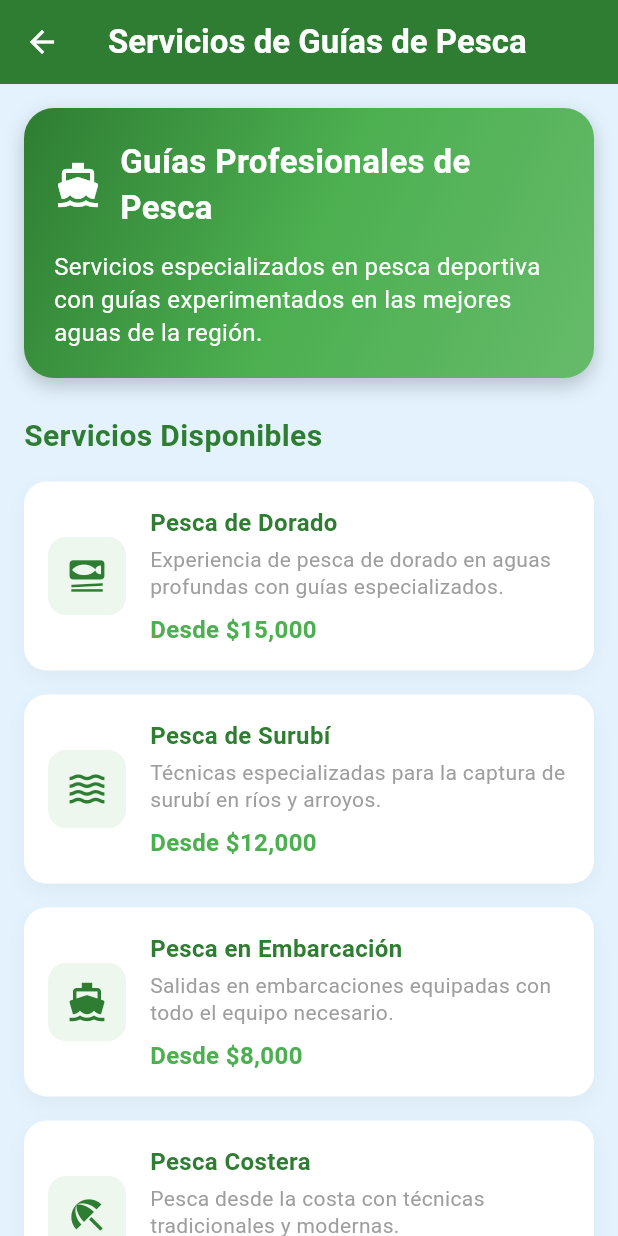
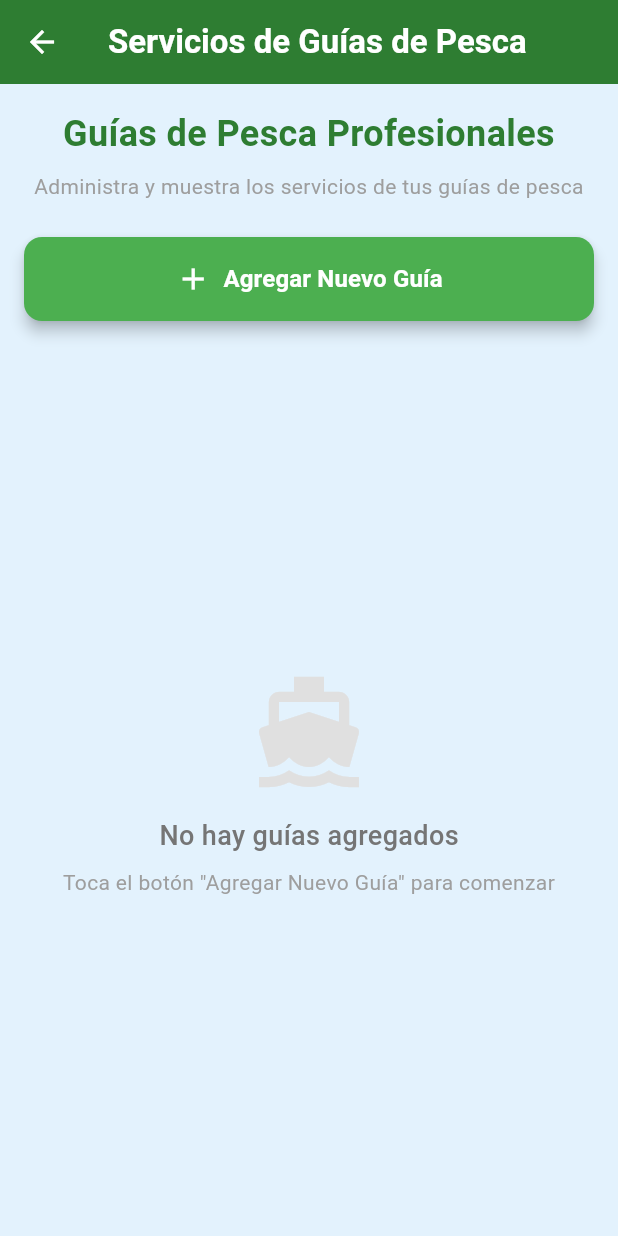
Before and after one commit to cristian2077/GuiAppesca, a Flutter app: the screen it shows after launch, after a tap on "Servicios de Guías de Pesca", on a phone screen of 412 x 824 dp. Run offline on Flutter 3.47's test engine with Material 3 defaults, Android fonts, the phone set to English and light mode, and no system bars; our stand-ins replace geocoding, geolocator, permission_handler, shared_preferences.

Commit message:
RediseÃ±ar pantalla de servicios de guÃ­as con funcionalidad de agregar/eliminar guÃ­as

```diff
--- a/lib/main.dart
+++ b/lib/main.dart
@@ -949,7 +949,7 @@ class _PantallaClimaState extends State<PantallaClima> {
 
   Future<void> _obtenerUbicacionYClima() async {
     try {
-      setState(() {
+    setState(() {
         _cargando = true;
         _error = '';
       });
@@ -3978,6 +3978,20 @@ class PantallaServiciosGuia extends StatefulWidget {
 }
 
 class _PantallaServiciosGuiaState extends State<PantallaServiciosGuia> {
+  List<GuiaPesca> guias = []; // Lista de guías cargados
+
+  @override
+  void initState() {
+    super.initState();
+    _cargarGuias();
+  }
+
+  Future<void> _cargarGuias() async {
+    // Aquí se cargarían los guías desde SharedPreferences
+    // Por ahora dejamos la lista vacía
+    setState(() {});
+  }
+
   @override
   Widget build(BuildContext context) {
     return Scaffold(
@@ -3993,285 +4007,423 @@ class _PantallaServiciosGuiaState extends State<PantallaServiciosGuia> {
         backgroundColor: const Color(0xFF2E7D32),
         iconTheme: const IconThemeData(color: Colors.white),
       ),
-      body: SingleChildScrollView(
+      body: Padding(
         padding: const EdgeInsets.all(16.0),
         child: Column(
-          crossAxisAlignment: CrossAxisAlignment.start,
+          crossAxisAlignment: CrossAxisAlignment.stretch,
           children: [
-            // Header con información principal
-            Container(
-              width: double.infinity,
-              padding: const EdgeInsets.all(20),
-              decoration: BoxDecoration(
-                gradient: const LinearGradient(
-                  begin: Alignment.topLeft,
-                  end: Alignment.bottomRight,
-                  colors: [
-                    Color(0xFF2E7D32),
-                    Color(0xFF4CAF50),
-                    Color(0xFF66BB6A),
-                  ],
-                ),
-                borderRadius: BorderRadius.circular(20),
-                boxShadow: [
-                  BoxShadow(
-                    color: Colors.black.withOpacity(0.2),
-                    blurRadius: 10,
-                    offset: const Offset(0, 5),
-                  ),
-                ],
-              ),
-              child: Column(
-                crossAxisAlignment: CrossAxisAlignment.start,
-                children: [
-                  const Row(
-                    children: [
-                      Icon(
-                        Icons.directions_boat,
-                        color: Colors.white,
-                        size: 32,
-                      ),
-                      SizedBox(width: 12),
-                      Expanded(
-                        child: Text(
-                          'Guías Profesionales de Pesca',
-                          style: TextStyle(
-                            fontSize: 22,
-                            fontWeight: FontWeight.bold,
-                            color: Colors.white,
-                          ),
-                        ),
-                      ),
-                    ],
-                  ),
-                  const SizedBox(height: 12),
-                  const Text(
-                    'Servicios especializados en pesca deportiva con guías experimentados en las mejores aguas de la región.',
-                    style: TextStyle(
-                      fontSize: 16,
-                      color: Colors.white,
-                      height: 1.4,
-                    ),
-                  ),
-                ],
-              ),
-            ),
-
-            const SizedBox(height: 24),
-
-            // Servicios disponibles
+            // Título
             const Text(
-              'Servicios Disponibles',
+              'Guías de Pesca Profesionales',
               style: TextStyle(
-                fontSize: 20,
+                fontSize: 24,
                 fontWeight: FontWeight.bold,
                 color: Color(0xFF2E7D32),
               ),
-            ),
-
-            const SizedBox(height: 16),
-
-            // Lista de servicios
-            _buildServicioCard(
-              icon: Icons.set_meal,
-              title: 'Pesca de Dorado',
-              description: 'Experiencia de pesca de dorado en aguas profundas con guías especializados.',
-              price: 'Desde \$15,000',
-            ),
-
-            _buildServicioCard(
-              icon: Icons.waves,
-              title: 'Pesca de Surubí',
-              description: 'Técnicas especializadas para la captura de surubí en ríos y arroyos.',
-              price: 'Desde \$12,000',
-            ),
-
-            _buildServicioCard(
-              icon: Icons.directions_boat,
-              title: 'Pesca en Embarcación',
-              description: 'Salidas en embarcaciones equipadas con todo el equipo necesario.',
-              price: 'Desde \$8,000',
-            ),
-
-            _buildServicioCard(
-              icon: Icons.beach_access,
-              title: 'Pesca Costera',
-              description: 'Pesca desde la costa con técnicas tradicionales y modernas.',
-              price: 'Desde \$5,000',
-            ),
-
-            _buildServicioCard(
-              icon: Icons.nightlight_round,
-              title: 'Pesca Nocturna',
-              description: 'Experiencia única de pesca nocturna con equipos especializados.',
-              price: 'Desde \$10,000',
-            ),
-
-            _buildServicioCard(
-              icon: Icons.school,
-              title: 'Clases de Pesca',
-              description: 'Aprende técnicas de pesca con instructores certificados.',
-              price: 'Desde \$3,000',
+              textAlign: TextAlign.center,
+            ),
+
+            const SizedBox(height: 8),
+
+            const Text(
+              'Administra y muestra los servicios de tus guías de pesca',
+              style: TextStyle(
+                fontSize: 14,
+                color: Colors.grey,
+              ),
+              textAlign: TextAlign.center,
             ),
 
             const SizedBox(height: 24),
 
-            // Información de contacto
-            Container(
-              width: double.infinity,
-              padding: const EdgeInsets.all(20),
-              decoration: BoxDecoration(
-                color: Colors.white,
-                borderRadius: BorderRadius.circular(15),
-                border: Border.all(color: Color(0xFF4CAF50)),
-                boxShadow: [
-                  BoxShadow(
-                    color: Colors.grey.withOpacity(0.1),
-                    blurRadius: 10,
-                    offset: const Offset(0, 5),
+            // Botón para agregar nuevo guía
+            ElevatedButton.icon(
+              onPressed: () {
+                // Navegar a pantalla para agregar guía
+                Navigator.push(
+                  context,
+                  MaterialPageRoute(
+                    builder: (context) => PantallaAgregarGuia(
+                      onGuardado: (guia) {
+                        setState(() {
+                          guias.add(guia);
+                        });
+                      },
+                    ),
                   ),
-                ],
-              ),
-              child: Column(
-                crossAxisAlignment: CrossAxisAlignment.start,
+                );
+              },
+              icon: const Icon(Icons.add, size: 24),
+              label: const Text(
+                'Agregar Nuevo Guía',
+                style: TextStyle(fontSize: 16, fontWeight: FontWeight.bold),
+              ),
+              style: ElevatedButton.styleFrom(
+                backgroundColor: const Color(0xFF4CAF50),
+                foregroundColor: Colors.white,
+                padding: const EdgeInsets.symmetric(vertical: 16, horizontal: 24),
+                shape: RoundedRectangleBorder(
+                  borderRadius: BorderRadius.circular(12),
+                ),
+                elevation: 4,
+              ),
+            ),
+
+            const SizedBox(height: 24),
+
+            // Lista de guías
+            Expanded(
+              child: guias.isEmpty
+                  ? Center(
+                      child: Column(
+                        mainAxisAlignment: MainAxisAlignment.center,
+                        children: [
+                          Icon(
+                            Icons.directions_boat,
+                            size: 80,
+                            color: Colors.grey[300],
+                          ),
+                          const SizedBox(height: 16),
+                          Text(
+                            'No hay guías agregados',
+                            style: TextStyle(
+                              fontSize: 18,
+                              color: Colors.grey[600],
+                              fontWeight: FontWeight.w500,
+                            ),
+                          ),
+                          const SizedBox(height: 8),
+                          Text(
+                            'Toca el botón "Agregar Nuevo Guía" para comenzar',
+                            style: TextStyle(
+                              fontSize: 14,
+                              color: Colors.grey[500],
+                            ),
+                            textAlign: TextAlign.center,
+                          ),
+                        ],
+                      ),
+                    )
+                  : ListView.builder(
+                      itemCount: guias.length,
+                      itemBuilder: (context, index) {
+                        return _buildGuiaCard(guias[index], index);
+                      },
+                    ),
+            ),
+          ],
+        ),
+      ),
+    );
+  }
+
+  Widget _buildGuiaCard(GuiaPesca guia, int index) {
+    return Card(
+      margin: const EdgeInsets.only(bottom: 12),
+      elevation: 3,
+      shape: RoundedRectangleBorder(
+        borderRadius: BorderRadius.circular(12),
+      ),
+      child: ListTile(
+        contentPadding: const EdgeInsets.all(12),
+        leading: CircleAvatar(
+          radius: 30,
+          backgroundColor: const Color(0xFF4CAF50),
+          child: guia.logoUrl != null && guia.logoUrl!.isNotEmpty
+              ? ClipOval(
+                  child: Image.network(
+                    guia.logoUrl!,
+                    width: 60,
+                    height: 60,
+                    fit: BoxFit.cover,
+                    errorBuilder: (context, error, stackTrace) {
+                      return const Icon(Icons.person, size: 30, color: Colors.white);
+                    },
+                  ),
+                )
+              : const Icon(Icons.person, size: 30, color: Colors.white),
+        ),
+        title: Text(
+          guia.nombre,
+          style: const TextStyle(
+            fontWeight: FontWeight.bold,
+            fontSize: 16,
+          ),
+        ),
+        subtitle: Text(
+          guia.telefono,
+          style: const TextStyle(fontSize: 14),
+        ),
+        trailing: Row(
+          mainAxisSize: MainAxisSize.min,
+          children: [
+            IconButton(
+              icon: const Icon(Icons.visibility, color: Color(0xFF2196F3)),
+              onPressed: () {
+                // Ver detalles del guía
+                ScaffoldMessenger.of(context).showSnackBar(
+                  SnackBar(content: Text('Ver detalles de ${guia.nombre}')),
+                );
+              },
+            ),
+            IconButton(
+              icon: const Icon(Icons.delete, color: Colors.red),
+              onPressed: () {
+                setState(() {
+                  guias.removeAt(index);
+                });
+                ScaffoldMessenger.of(context).showSnackBar(
+                  const SnackBar(content: Text('Guía eliminado')),
+                );
+              },
+            ),
+          ],
+        ),
+      ),
+    );
+  }
+}
+
+// Modelo de datos para GuiaPesca
+class GuiaPesca {
+  final String nombre;
+  final String telefono;
+  final String? email;
+  final String? logoUrl;
+  final String? facebook;
+  final String? instagram;
+  final String? whatsapp;
+  final List<String>? fotos;
+  final String? descripcion;
+
+  GuiaPesca({
+    required this.nombre,
+    required this.telefono,
+    this.email,
+    this.logoUrl,
+    this.facebook,
+    this.instagram,
+    this.whatsapp,
+    this.fotos,
+    this.descripcion,
+  });
+}
+
+// Pantalla para agregar un nuevo guía
+class PantallaAgregarGuia extends StatefulWidget {
+  final Function(GuiaPesca) onGuardado;
+
+  const PantallaAgregarGuia({
+    super.key,
+    required this.onGuardado,
+  });
+
+  @override
+  State<PantallaAgregarGuia> createState() => _PantallaAgregarGuiaState();
+}
+
+class _PantallaAgregarGuiaState extends State<PantallaAgregarGuia> {
+  final _formKey = GlobalKey<FormState>();
+  final _nombreController = TextEditingController();
+  final _telefonoController = TextEditingController();
+  final _emailController = TextEditingController();
+  final _logoUrlController = TextEditingController();
+  final _facebookController = TextEditingController();
+  final _instagramController = TextEditingController();
+  final _whatsappController = TextEditingController();
+  final _descripcionController = TextEditingController();
+
+  @override
+  void dispose() {
+    _nombreController.dispose();
+    _telefonoController.dispose();
+    _emailController.dispose();
+    _logoUrlController.dispose();
+    _facebookController.dispose();
+    _instagramController.dispose();
+    _whatsappController.dispose();
+    _descripcionController.dispose();
+    super.dispose();
+  }
+
+  void _guardarGuia() {
+    if (_formKey.currentState!.validate()) {
+      final guia = GuiaPesca(
+        nombre: _nombreController.text,
+        telefono: _telefonoController.text,
+        email: _emailController.text.isEmpty ? null : _emailController.text,
+        logoUrl: _logoUrlController.text.isEmpty ? null : _logoUrlController.text,
+        facebook: _facebookController.text.isEmpty ? null : _facebookController.text,
+        instagram: _instagramController.text.isEmpty ? null : _instagramController.text,
+        whatsapp: _whatsappController.text.isEmpty ? null : _whatsappController.text,
+        descripcion: _descripcionController.text.isEmpty ? null : _descripcionController.text,
+      );
+
+      widget.onGuardado(guia);
+      Navigator.pop(context);
+
+      ScaffoldMessenger.of(context).showSnackBar(
+        const SnackBar(
+          content: Text('✅ Guía agregado exitosamente'),
+          backgroundColor: Color(0xFF4CAF50),
+        ),
+      );
+    }
+  }
+
+  @override
+  Widget build(BuildContext context) {
+    return Scaffold(
+      appBar: AppBar(
+        title: const Text(
+          'Agregar Nuevo Guía',
+          style: TextStyle(color: Colors.white, fontWeight: FontWeight.bold),
+        ),
+        backgroundColor: const Color(0xFF2E7D32),
+        iconTheme: const IconThemeData(color: Colors.white),
+      ),
+      body: Form(
+        key: _formKey,
+        child: SingleChildScrollView(
+          padding: const EdgeInsets.all(16.0),
+          child: Column(
+            crossAxisAlignment: CrossAxisAlignment.stretch,
+            children: [
+              // Nombre
+              TextFormField(
+                controller: _nombreController,
+                decoration: const InputDecoration(
+                  labelText: 'Nombre del Guía *',
+                  prefixIcon: Icon(Icons.person),
+                  border: OutlineInputBorder(),
+                ),
+                validator: (value) {
+                  if (value == null || value.isEmpty) {
+                    return 'Por favor ingresa el nombre';
+                  }
+                  return null;
+                },
+              ),
+              const SizedBox(height: 16),
+
+              // Teléfono
+              TextFormField(
+                controller: _telefonoController,
+                decoration: const InputDecoration(
+                  labelText: 'Teléfono *',
+                  prefixIcon: Icon(Icons.phone),
+                  border: OutlineInputBorder(),
+                ),
+                keyboardType: TextInputType.phone,
+                validator: (value) {
+                  if (value == null || value.isEmpty) {
+                    return 'Por favor ingresa el teléfono';
+                  }
+                  return null;
+                },
+              ),
+              const SizedBox(height: 16),
+
+              // Email
+              TextFormField(
+                controller: _emailController,
+                decoration: const InputDecoration(
+                  labelText: 'Email (opcional)',
+                  prefixIcon: Icon(Icons.email),
+                  border: OutlineInputBorder(),
+                ),
+                keyboardType: TextInputType.emailAddress,
+              ),
+              const SizedBox(height: 16),
+
+              // Logo URL
+              TextFormField(
+                controller: _logoUrlController,
+                decoration: const InputDecoration(
+                  labelText: 'URL del Logo (opcional)',
+                  prefixIcon: Icon(Icons.image),
+                  border: OutlineInputBorder(),
+                ),
+              ),
+              const SizedBox(height: 16),
+
+              // Facebook
+              TextFormField(
+                controller: _facebookController,
+                decoration: const InputDecoration(
+                  labelText: 'Facebook (opcional)',
+                  prefixIcon: Icon(Icons.facebook),
+                  border: OutlineInputBorder(),
+                ),
+              ),
+              const SizedBox(height: 16),
+
+              // Instagram
+              TextFormField(
+                controller: _instagramController,
+                decoration: const InputDecoration(
+                  labelText: 'Instagram (opcional)',
+                  prefixIcon: Icon(Icons.camera_alt),
+                  border: OutlineInputBorder(),
+                ),
+              ),
+              const SizedBox(height: 16),
+
+              // WhatsApp
+              TextFormField(
+                controller: _whatsappController,
+                decoration: const InputDecoration(
+                  labelText: 'WhatsApp (opcional)',
+                  prefixIcon: Icon(Icons.chat),
+                  border: OutlineInputBorder(),
+                ),
+                keyboardType: TextInputType.phone,
+              ),
+              const SizedBox(height: 16),
+
+              // Descripción
+              TextFormField(
+                controller: _descripcionController,
+                decoration: const InputDecoration(
+                  labelText: 'Descripción (opcional)',
+                  prefixIcon: Icon(Icons.description),
+                  border: OutlineInputBorder(),
+                ),
+                maxLines: 4,
+              ),
+              const SizedBox(height: 24),
+
+              // Botones
+              Row(
                 children: [
-                  const Row(
-                    children: [
-                      Icon(
-                        Icons.contact_phone,
-                        color: Color(0xFF2E7D32),
-                        size: 24,
+                  Expanded(
+                    child: OutlinedButton(
+                      onPressed: () => Navigator.pop(context),
+                      style: OutlinedButton.styleFrom(
+                        padding: const EdgeInsets.symmetric(vertical: 16),
+                        side: const BorderSide(color: Colors.grey),
                       ),
-                      SizedBox(width: 12),
-                      Text(
-                        'Información de Contacto',
-                        style: TextStyle(
-                          fontSize: 18,
-                          fontWeight: FontWeight.bold,
-                          color: Color(0xFF2E7D32),
-                        ),
-                      ),
-                    ],
+                      child: const Text('Cancelar'),
+                    ),
                   ),
-                  const SizedBox(height: 16),
-                  const Text(
-                    '📞 Teléfono: +54 9 343 123-4567',
-                    style: TextStyle(fontSize: 16),
-                  ),
-                  const SizedBox(height: 8),
-                  const Text(
-                    '📧 Email: guias@pesca.com',
-                    style: TextStyle(fontSize: 16),
-                  ),
-                  const SizedBox(height: 8),
-                  const Text(
-                    '📍 Ubicación: Paraná, Entre Ríos',
-                    style: TextStyle(fontSize: 16),
-                  ),
-                  const SizedBox(height: 16),
-                  SizedBox(
-                    width: double.infinity,
-                    child: ElevatedButton.icon(
-                      onPressed: () {
-                        // Aquí se podría agregar funcionalidad de contacto
-                        ScaffoldMessenger.of(context).showSnackBar(
-                          const SnackBar(
-                            content: Text('Funcionalidad de contacto próximamente'),
-                            backgroundColor: Color(0xFF4CAF50),
-                          ),
-                        );
-                      },
-                      icon: const Icon(Icons.call),
-                      label: const Text('Contactar Guía'),
+                  const SizedBox(width: 16),
+                  Expanded(
+                    child: ElevatedButton(
+                      onPressed: _guardarGuia,
                       style: ElevatedButton.styleFrom(
                         backgroundColor: const Color(0xFF4CAF50),
                         foregroundColor: Colors.white,
-                        padding: const EdgeInsets.symmetric(vertical: 12),
-                        shape: RoundedRectangleBorder(
-                          borderRadius: BorderRadius.circular(10),
-                        ),
+                        padding: const EdgeInsets.symmetric(vertical: 16),
                       ),
+                      child: const Text('Guardar'),
                     ),
                   ),
                 ],
               ),
-            ),
-          ],
+            ],
+          ),
         ),
       ),
     );
   }
-
-  Widget _buildServicioCard({
-    required IconData icon,
-    required String title,
-    required String description,
-    required String price,
-  }) {
-    return Container(
-      margin: const EdgeInsets.only(bottom: 16),
-      padding: const EdgeInsets.all(16),
-      decoration: BoxDecoration(
-        color: Colors.white,
-        borderRadius: BorderRadius.circular(15),
-        boxShadow: [
-          BoxShadow(
-            color: Colors.grey.withOpacity(0.1),
-            blurRadius: 10,
-            offset: const Offset(0, 5),
-          ),
-        ],
-      ),
-      child: Row(
-        children: [
-          Container(
-            padding: const EdgeInsets.all(12),
-            decoration: BoxDecoration(
-              color: const Color(0xFF4CAF50).withOpacity(0.1),
-              borderRadius: BorderRadius.circular(12),
-            ),
-            child: Icon(
-              icon,
-              color: const Color(0xFF2E7D32),
-              size: 28,
-            ),
-          ),
-          const SizedBox(width: 16),
-          Expanded(
-            child: Column(
-              crossAxisAlignment: CrossAxisAlignment.start,
-              children: [
-                Text(
-                  title,
-                  style: const TextStyle(
-                    fontSize: 16,
-                    fontWeight: FontWeight.bold,
-                    color: Color(0xFF2E7D32),
-                  ),
-                ),
-                const SizedBox(height: 4),
-                Text(
-                  description,
-                  style: const TextStyle(
-                    fontSize: 14,
-                    color: Colors.grey,
-                    height: 1.3,
-                  ),
-                ),
-                const SizedBox(height: 8),
-                Text(
-                  price,
-                  style: const TextStyle(
-                    fontSize: 16,
-                    fontWeight: FontWeight.bold,
-                    color: Color(0xFF4CAF50),
-                  ),
-                ),
-              ],
-            ),
-          ),
-        ],
-      ),
-    );
-  }
 }
```
